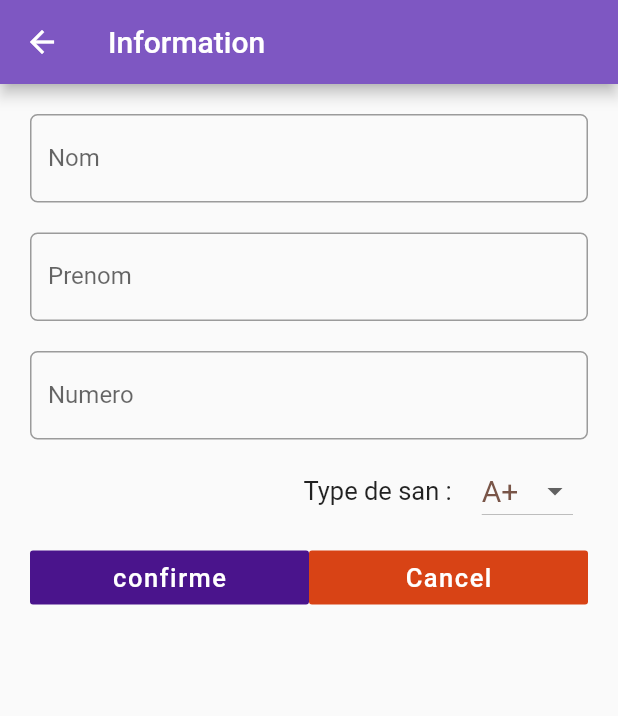
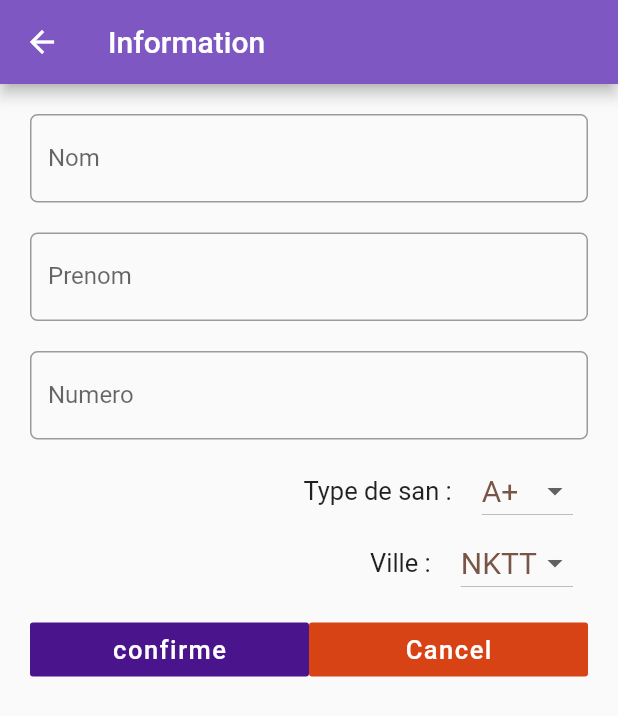
Before and after one commit to mohamedmv/zoumra, a Flutter app: the screen it shows after launch, after a tap on the "add" icon, on a phone screen of 412 x 824 dp. Shown: the top 716 px of the screen. Run offline on Flutter 3.47's test engine with Material 2 defaults, Android fonts, the phone set to English and light mode, and no system bars; our stand-ins replace cloud_firestore, firebase_auth, flutter_spinkit; accounts and stored records are empty.

```diff
--- a/lib/Models/user.dart
+++ /dev/null
@@ -1,6 +0,0 @@
-class User {
-  String nom,prenom,bloodtype;
-  int number;
-
-  User({this.nom,this.prenom,this.bloodtype,this.number});
-}
--- /dev/null
+++ b/lib/Models/userdata.dart
@@ -0,0 +1,16 @@
+
+class Userdata {
+  String nom;
+  String prenom;
+  String bloodtype;
+  String city;
+
+  String number;
+
+  Userdata({this.city,this.nom,this.prenom,this.bloodtype,this.number});
+}
+
+class User{
+  String uid;
+  User({this.uid});
+}
--- a/lib/main.dart
+++ b/lib/main.dart
@@ -1,6 +1,7 @@
 import 'package:flutter/material.dart';
 import 'package:zoumra/screens/homescreen/homescreen.dart';
 import 'package:zoumra/screens/infoScreen/infoScreen.dart';
+import 'package:zoumra/screens/settings/settigs.dart';
 import 'package:zoumra/screens/sign-inScreen/sign-in.dart';
 
 void main() {
@@ -10,6 +11,7 @@ void main() {
       '/home' : (context) => HomeScreen(),
       '/signin': (context) => SignIn(),
       '/info': (context) => InfoScreen(),
+      '/settings': (context) => Settings(),
     },
   ));
 }
--- a/lib/screens/homeScreen/Mylist.dart
+++ b/lib/screens/homeScreen/Mylist.dart
@@ -1,10 +1,10 @@
 import 'package:flutter/cupertino.dart';
 import 'package:flutter/material.dart';
-import 'package:zoumra/Models/user.dart';
+import 'package:zoumra/Models/userdata.dart';
 
 class Mylist{
 
-  ListView creatlist(List<User> data){
+  ListView creatlist(List<Userdata> data){
 
     return ListView.builder(
       itemCount:data.length ,
@@ -28,12 +28,16 @@ class Mylist{
              style: TextStyle(letterSpacing: 0.5 )
 
              ),
-             trailing: Text('${data[index].bloodtype}',
+             trailing: CircleAvatar(
+               backgroundColor: Colors.purpleAccent[700],
+               child:Text('${data[index].bloodtype}',
              style: TextStyle(
-               fontSize:40,
-               color: Colors.brown   ,
-               fontWeight: FontWeight.bold
+                 fontSize:20,
+                 color: Colors.blueAccent,
+                 fontWeight: FontWeight.bold
              ),
+             ),
+
 
              ),
 
--- a/lib/screens/homeScreen/homescreen.dart
+++ b/lib/screens/homeScreen/homescreen.dart
@@ -1,7 +1,10 @@
 import 'package:flutter/material.dart';
-import 'package:zoumra/Models/user.dart';
+
+import 'package:zoumra/Models/userdata.dart';
 import 'package:zoumra/screens/homeScreen/mydrawer.dart';
 import 'package:zoumra/screens/homeScreen/mylist.dart';
+import 'package:zoumra/services/database.dart';
+import 'package:zoumra/shared/Loading.dart';
 
 class HomeScreen extends StatefulWidget {
   @override
@@ -9,41 +12,45 @@ class HomeScreen extends StatefulWidget {
 }
 
 class _HomeScreenState extends State<HomeScreen> {
+  List<String> bloodtypes = ['All', 'O','A+','AB+','A-'];
+    String _bloodtype = 'All';
   @override
   Widget build(BuildContext context) {
 
+
     Mylist list = Mylist();
 
-    List<User> userslist= [
-       User(nom:'Med',prenom: 'Mahmoud',bloodtype: 'O    ',number: 32324252),
-         User(nom:'Sara',prenom: 'ahmed',bloodtype: 'A+  ',number: 32324252),
-      User(nom:'Med',prenom: 'nahoui',bloodtype: 'AB+',number: 43434662),
-      User(nom:'med',prenom: 'MV',bloodtype: 'O    ',number: 43434662),
-      User(nom:'sidi',prenom: 'ali',bloodtype: 'A+  ',number: 43434662),
-      User(nom:'mohamed',prenom: 'ahmedMeddou',bloodtype: 'AB+',number: 43434662),
-       User(nom:'sidimed',prenom: 'meddou',bloodtype: 'A-  ',number: 43434662),
-      User(nom:'med',prenom: 'Mahmoud',bloodtype: 'O    ',number: 43434662),
-      User(nom:'sara',prenom: 'ahmed',bloodtype: 'A+  ',number: 4433662),
-       User(nom:'sidimed',prenom: 'meddou',bloodtype: 'A-  ',number: 37994662),
-      User(nom:'med',prenom: 'Mahmoud',bloodtype: 'O    ',number: 22334662),
-      User(nom:'sara',prenom: 'ahmed',bloodtype: 'A+  ',number: 43434662),
-        User(nom:'Med',prenom: 'Mahmoud',bloodtype: 'O    ',number: 32324252),
-         User(nom:'Sara',prenom: 'ahmed',bloodtype: 'A+  ',number: 32324252),
-      User(nom:'Med',prenom: 'nahoui',bloodtype: 'AB+',number: 43434662),
-      User(nom:'med',prenom: 'MV',bloodtype: 'O    ',number: 43434662),
-      User(nom:'sidi',prenom: 'ali',bloodtype: 'A+  ',number: 43434662),
-      User(nom:'mohamed',prenom: 'ahmedMeddou',bloodtype: 'AB+',number: 43434662),
-       User(nom:'sidimed',prenom: 'meddou',bloodtype: 'A-  ',number: 43434662),
-      User(nom:'med',prenom: 'Mahmoud',bloodtype: 'O    ',number: 43434662),
 
 
-      ];
 
-
-    return Scaffold(
+    return  Scaffold(
             backgroundColor: Colors.grey[400],
 
             appBar: AppBar(
+              actions: <Widget>[
+                Container(
+
+                  padding: EdgeInsets.all(5),
+                  child: DropdownButton(
+
+
+                    items: bloodtypes.map((String type){
+                      return DropdownMenuItem(
+                        child: Text(type, style: TextStyle( fontWeight: FontWeight.bold, fontSize:20 , color: Colors.black),),
+                        value:type,
+                        );
+                    }).toList()
+                    ,
+                  value:_bloodtype
+                   ,onChanged: (s){
+                     setState(() {
+                       _bloodtype= s;
+                     });
+                     print(s);
+
+                   }),
+                ),
+              ],
               backgroundColor:Colors.deepPurple[400] ,
               title: Text('HomeScreen')
 
@@ -51,7 +58,21 @@ class _HomeScreenState extends State<HomeScreen> {
             drawer: Drawer(
               child: Mydrawer(),
             ),
-      body: list.creatlist(userslist),
+            body: StreamBuilder<List<Userdata>>(
+        stream: DatabaseService().userslist(_bloodtype) ,
+        builder: (context, snapshot) {
+
+             List<Userdata> userslist= snapshot.data;
+         if(snapshot.hasData){return Container(
+              child: list.creatlist(userslist),
+
+            );
+
+            }else{
+
+            return Loading();
+            }
+            }),
 
             floatingActionButton: FloatingActionButton(
               child: Icon(Icons.add) ,
@@ -63,5 +84,4 @@ class _HomeScreenState extends State<HomeScreen> {
           );
           }
 
-
   }
--- a/lib/screens/homeScreen/mydrawer.dart
+++ b/lib/screens/homeScreen/mydrawer.dart
@@ -1,12 +1,31 @@
 import 'package:flutter/material.dart';
-import 'package:zoumra/Models/user.dart';
+import 'package:zoumra/Models/userdata.dart';
+import 'package:zoumra/services/database.dart';
+import 'package:zoumra/shared/Loading.dart';
 
-class Mydrawer extends StatelessWidget {
+class Mydrawer extends StatefulWidget {
+  @override
+  _MydrawerState createState() => _MydrawerState();
+}
+
+class _MydrawerState extends State<Mydrawer> {
   @override
   Widget build(BuildContext context) {
-    User me = User(nom:'Mohamed',prenom:'MV',number: 32424566,bloodtype: 'AB+');
 
-    return ListView(
+   Userdata me;
+
+    return StreamBuilder(
+
+             stream: DatabaseService().user ,
+
+          builder:(context,snapshot){
+
+          if(snapshot.hasData){ return  StreamBuilder<Userdata>(
+        stream: DatabaseService(uid: snapshot.data.uid).curentUserdata,
+        builder: (context, snapshot) {
+            me = snapshot.data;
+         if(snapshot.hasData){ return ListView(
+
             children: <Widget>[
               DrawerHeader(
                decoration: BoxDecoration(
@@ -74,8 +93,10 @@ class Mydrawer extends StatelessWidget {
                     border:Border(bottom: BorderSide(color: Colors.grey[400]))
                   ),
                   child: ListTile(
-              onTap: (){},
-              leading: Icon(Icons.accessibility_new),
+                    onTap: (){
+                      Navigator.pushNamed(context, '/settings');
+                    },
+                    leading: Icon(Icons.settings),
                     title: Text('bala alala')
                   ),
                 ),
@@ -85,18 +106,26 @@ class Mydrawer extends StatelessWidget {
                     border:Border(bottom: BorderSide(color: Colors.grey[400]))
                   ),
                   child: ListTile(
-              onTap: (){},
-              leading: Icon(Icons.android),
-              title: Text('Home')
+                    onTap: (){
+                      DatabaseService().signOut();
+                    },
+                    leading: Icon(Icons.error_outline),
+                    title: Text('sign out')
                   ),
                 ),
 
 
             ],
-    );
+          );}else{
+        return Loading();
+      }
+        }
+      );}else{
+      return Loading();
+    }
+          });
 
 
 
   }
-
 }
--- a/lib/screens/sign-inScreen/sign-in.dart
+++ b/lib/screens/sign-inScreen/sign-in.dart
@@ -1,4 +1,8 @@
 import 'package:flutter/material.dart';
+import 'package:flutter/services.dart';
+import 'package:zoumra/Models/userdata.dart';
+import 'package:zoumra/services/database.dart';
+import 'package:zoumra/shared/Loading.dart';
 
 class SignIn extends StatefulWidget {
   @override
@@ -6,11 +10,19 @@ class SignIn extends StatefulWidget {
 }
 
 class _SignInState extends State<SignIn> {
-  var val = 'A+';
+  String _bloodtype = 'A+';
+  String _city = 'NKTT';
+  String _nom;
+  String _prenom;
+  String _number;
+  bool _loading = false;
+
+    DatabaseService _database;
+   List<String> citys = [ 'NKTT','NDB'];
   List<String> bloodtypes = [ 'O','A+','AB+','A-'];
   @override
   Widget build(BuildContext context) {
-    return Scaffold(
+   if(!_loading) {return Scaffold(
       appBar:AppBar(
         backgroundColor:Colors.deepPurple[400] ,
         title: Text('Information'),
@@ -27,7 +39,9 @@ class _SignInState extends State<SignIn> {
                 labelText: 'Nom',
                 border: OutlineInputBorder(borderRadius: BorderRadius.circular(5))
               ),
-
+              onChanged: (val){
+                setState(() => _nom = val);
+              },
             ),
           ),
 
@@ -40,17 +54,26 @@ class _SignInState extends State<SignIn> {
                 hintText: 'entrez votre prenom',
                 labelText: 'Prenom',
                 border: OutlineInputBorder(borderRadius: BorderRadius.circular(5))
-              ),)),
+              ),
+               onChanged: (val){
+                setState(() => _prenom = val);
+              },
+
+              )),
 
               Container(
             margin: EdgeInsets.all(10),
             child: TextFormField(
-
+              keyboardType: TextInputType.phone,
               decoration: InputDecoration(
                 hintText: 'entrez votre numero',
                 labelText: 'Numero',
                 border: OutlineInputBorder(borderRadius: BorderRadius.circular(5))
-              ),)),
+              ),
+               onChanged: (val){
+                setState(() => _number = val);
+              },
+              )),
 
           Row(
             mainAxisAlignment: MainAxisAlignment.end,
@@ -68,10 +91,37 @@ class _SignInState extends State<SignIn> {
                       );
                   }).toList()
                   ,
-                value:val
+                value:_bloodtype
                  ,onChanged: (s){
                    setState(() {
-                     val= s;
+                     _bloodtype= s;
+                   });
+                   print(s);
+
+                 }),
+              ),
+            ],
+          ),
+            Row(
+            mainAxisAlignment: MainAxisAlignment.end,
+            children: <Widget>[
+              Text('Ville :',style: TextStyle(fontSize: 17),),
+              Container(
+                margin: EdgeInsets.only(left: 20,right: 20),
+
+                child: DropdownButton(
+
+                  items: citys.map((String type){
+                    return DropdownMenuItem(
+                      child: Text(type, style: TextStyle(fontSize:20 , color: Colors.brown),),
+                      value:type,
+                      );
+                  }).toList()
+                  ,
+                value:_city
+                 ,onChanged: (s){
+                   setState(() {
+                     _city= s;
                    });
                    print(s);
 
@@ -84,7 +134,23 @@ class _SignInState extends State<SignIn> {
            child: Row(
              mainAxisAlignment: MainAxisAlignment.spaceEvenly,
              children: <Widget>[
-               Expanded(child: FlatButton(onPressed: (){},
+               Expanded(
+                 child: FlatButton(
+
+                 onPressed: () async{
+
+               String uid = await _database.singnInAnon();
+               _database =DatabaseService(uid: uid);
+               setState(() => _loading = true);
+                Userdata userdata = Userdata(
+                  nom:_nom ,
+                 prenom: _prenom,
+                  number: _number,
+                  city:_city,
+                  bloodtype:_bloodtype );
+                await _database.updateInformation(userdata);
+                Navigator.pop(context);
+               },
                child: Text('confirme',
                  style: TextStyle(color: Colors.white , fontSize: 17 ,letterSpacing: 1),
                ),
@@ -102,6 +168,10 @@ class _SignInState extends State<SignIn> {
          )
         ],
       ),
-    );
+    );}else{
+      return Loading();
+    }
   }
+
+
 }
--- /dev/null
+++ b/lib/services/database.dart
@@ -0,0 +1,102 @@
+
+
+
+
+
+
+import 'package:cloud_firestore/cloud_firestore.dart';
+import 'package:firebase_auth/firebase_auth.dart';
+
+import 'package:zoumra/Models/userdata.dart';
+
+class DatabaseService{
+
+  final String uid ;
+ DatabaseService({this.uid});
+
+  final FirebaseAuth _auth = FirebaseAuth.instance;
+   final CollectionReference _userdata = Firestore.instance.collection('Information');
+
+   //get  user id
+   Stream<User> get user{
+     return _auth.onAuthStateChanged.map(_userFromFirebaseUser);
+   }
+
+  //user from firebaseuser
+  User _userFromFirebaseUser(FirebaseUser user){
+    return User(uid: user.uid);
+  }
+
+  // sign in anonomesly
+   Future singnInAnon() async{
+   try{ AuthResult result = await _auth.signInAnonymously();
+     FirebaseUser user = result.user;
+     return user.uid;
+     }catch(e){
+       print(e.toString());
+       return null;
+     }
+   }
+
+   //sign out
+   Future signOut() async{
+     await _auth.signOut();
+   }
+
+     // update user data
+   Future updateInformation(Userdata userdata) async{
+
+   await _userdata.document(uid).setData(
+       {
+
+         'nom': userdata.nom,
+          'prenom': userdata.prenom,
+           'bloodtype': userdata.bloodtype,
+            'city': userdata.city,
+             'number': userdata.number,
+       }
+    );
+   }
+
+  //get List of users
+  Stream<List<Userdata>>  userslist(String bloodtype){
+    if(bloodtype=='All'){
+      return _userdata.snapshots().map(_userdataFromQuerySnapshot);
+    }else{
+      return _userdata.where('bloodtype', isEqualTo: bloodtype).snapshots().map(_userdataFromQuerySnapshot);
+    }
+
+  }
+
+  // userdata from Querysnapshot
+  List<Userdata> _userdataFromQuerySnapshot(QuerySnapshot snapshot){
+
+    return snapshot.documents.map((element){
+      return Userdata(
+         nom: element.data['nom'],
+         prenom: element.data['prenom'],
+        bloodtype: element.data['bloodtype'],
+         city: element.data['city'],
+         number: element.data['number'],
+      );
+    }).toList();
+  }
+
+  // curent user data
+  Stream<Userdata> get curentUserdata{
+    return _userdata.document(uid).snapshots().map(_userdataFromeDocumentSnapshot);
+  }
+
+ // userdata from DocumentSnapshot
+ Userdata _userdataFromeDocumentSnapshot(DocumentSnapshot snapshot){
+   return Userdata(
+     nom: snapshot.data['nom'],
+     prenom: snapshot.data['prenom'],
+     city: snapshot.data['city'],
+     number: snapshot.data['number'],
+     bloodtype: snapshot.data['bloodtype'],
+
+   );
+ }
+
+}
--- /dev/null
+++ b/lib/shared/Loading.dart
@@ -0,0 +1,19 @@
+import 'package:flutter/material.dart';
+import 'package:flutter_spinkit/flutter_spinkit.dart';
+
+class Loading extends StatelessWidget {
+
+
+  @override
+  Widget build(BuildContext context) {
+    return Container(
+      color: Colors.white,
+      child: Center(
+        child: SpinKitThreeBounce(
+          size: 50,
+          color: Colors.purple,
+        ),
+      ),
+    );
+  }
+}
--- a/pubspec.yaml
+++ b/pubspec.yaml
@@ -23,8 +23,10 @@ environment:
 dependencies:
   flutter:
     sdk: flutter
-
-
+  cloud_firestore:
+  firebase_auth:
+  provider:
+  flutter_spinkit: ^4.1.2+1
   # The following adds the Cupertino Icons font to your application.
   # Use with the CupertinoIcons class for iOS style icons.
   cupertino_icons: ^0.1.3
```
Also changed, not shown: lib/screens/infoScreen/infoScreen.dart (+25 -2 lines), lib/screens/settings/settigs.dart (added, +196 -0 lines), pubspec.lock, 4 other files. Lines whose indentation alone changed are shown as unchanged.
